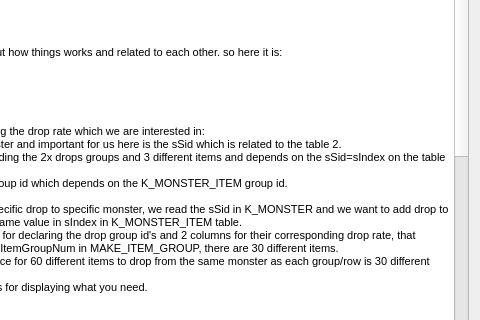
The window that KO.DropRateTester/helpwindow.ui (giladreich/KO-DropRateTester) describes before a commit, drawn with Qt 5; both pictures show x 269 to 749 and y 149 to 469 of the 749 by 686 pixel window.
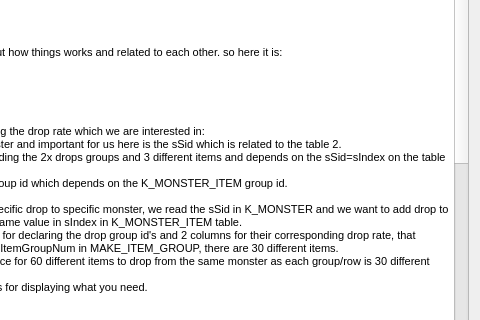
The same window after the commit.

Commit message: Fixed sql query to convert from smallint to double so it display percentage correctly.

The edit to the form file:
```diff
--- a/KO.DropRateTester/helpwindow.ui
+++ b/KO.DropRateTester/helpwindow.ui
@@ -78,12 +78,15 @@
 &lt;p style=&quot; margin-top:0px; margin-bottom:0px; margin-left:0px; margin-right:0px; -qt-block-indent:0; text-indent:0px;&quot;&gt;-- Shows organized results of the monster id, name, item drop and percentage, item group drop and percentage.&lt;/p&gt;
 &lt;p style=&quot; margin-top:0px; margin-bottom:0px; margin-left:0px; margin-right:0px; -qt-block-indent:0; text-indent:0px;&quot;&gt;SELECT  &lt;/p&gt;
 &lt;p style=&quot; margin-top:0px; margin-bottom:0px; margin-left:0px; margin-right:0px; -qt-block-indent:0; text-indent:0px;&quot;&gt;	m.sSid, m.strName, m.sPid,&lt;/p&gt;
-&lt;p style=&quot; margin-top:0px; margin-bottom:0px; margin-left:0px; margin-right:0px; -qt-block-indent:0; text-indent:0px;&quot;&gt;	mi.iItem03 AS ItemId1, (SELECT strName FROM ITEM WHERE Num =  mi.iItem03) ItemName1, mi.sPersent03 / 100 AS Percentage1, &lt;/p&gt;
-&lt;p style=&quot; margin-top:0px; margin-bottom:0px; margin-left:0px; margin-right:0px; -qt-block-indent:0; text-indent:0px;&quot;&gt;	mi.iItem04 AS ItemId2, (SELECT strName FROM ITEM WHERE Num =  mi.iItem04) ItemName2, mi.sPersent04 / 100 AS Percentage2, &lt;/p&gt;
-&lt;p style=&quot; margin-top:0px; margin-bottom:0px; margin-left:0px; margin-right:0px; -qt-block-indent:0; text-indent:0px;&quot;&gt;	mi.iItem05 AS ItemId3, (SELECT strName FROM ITEM WHERE Num =  mi.iItem05) ItemName3, mi.sPersent05 / 100 AS Percentage3,&lt;/p&gt;
+&lt;p style=&quot; margin-top:0px; margin-bottom:0px; margin-left:0px; margin-right:0px; -qt-block-indent:0; text-indent:0px;&quot;&gt;	mi.iItem03 AS ItemId1, (SELECT strName FROM ITEM WHERE Num =  mi.iItem03) ItemName1,&lt;/p&gt;
+&lt;p style=&quot; margin-top:0px; margin-bottom:0px; margin-left:0px; margin-right:0px; -qt-block-indent:0; text-indent:0px;&quot;&gt;		CONVERT(DOUBLE PRECISION, mi.sPersent03) / 100 AS Percentage1,&lt;/p&gt;
+&lt;p style=&quot; margin-top:0px; margin-bottom:0px; margin-left:0px; margin-right:0px; -qt-block-indent:0; text-indent:0px;&quot;&gt;	mi.iItem04 AS ItemId2, (SELECT strName FROM ITEM WHERE Num =  mi.iItem04) ItemName2, &lt;/p&gt;
+&lt;p style=&quot; margin-top:0px; margin-bottom:0px; margin-left:0px; margin-right:0px; -qt-block-indent:0; text-indent:0px;&quot;&gt;		CONVERT(DOUBLE PRECISION, mi.sPersent04) / 100 AS Percentage2, &lt;/p&gt;
+&lt;p style=&quot; margin-top:0px; margin-bottom:0px; margin-left:0px; margin-right:0px; -qt-block-indent:0; text-indent:0px;&quot;&gt;	mi.iItem05 AS ItemId3, (SELECT strName FROM ITEM WHERE Num =  mi.iItem05) ItemName3, &lt;/p&gt;
+&lt;p style=&quot; margin-top:0px; margin-bottom:0px; margin-left:0px; margin-right:0px; -qt-block-indent:0; text-indent:0px;&quot;&gt;		CONVERT(DOUBLE PRECISION, mi.sPersent05) / 100 AS Percentage3, &lt;/p&gt;
 &lt;p style=&quot; margin-top:0px; margin-bottom:0px; margin-left:0px; margin-right:0px; -qt-block-indent:0; text-indent:0px;&quot;&gt;	-- Group ID = MAKE_ITEM_GROUP 30 items that can drop in specific percentage.&lt;/p&gt;
-&lt;p style=&quot; margin-top:0px; margin-bottom:0px; margin-left:0px; margin-right:0px; -qt-block-indent:0; text-indent:0px;&quot;&gt;	mi.iItem01 AS ##GroupID1, mi.sPersent01 / 100 AS GPercentage1,&lt;/p&gt;
-&lt;p style=&quot; margin-top:0px; margin-bottom:0px; margin-left:0px; margin-right:0px; -qt-block-indent:0; text-indent:0px;&quot;&gt;	mi.iItem02 AS ##GroupID2, mi.sPersent02 / 100 AS GPercentage1&lt;/p&gt;
+&lt;p style=&quot; margin-top:0px; margin-bottom:0px; margin-left:0px; margin-right:0px; -qt-block-indent:0; text-indent:0px;&quot;&gt;	mi.iItem01 AS ##GroupID1, CONVERT(DOUBLE PRECISION, mi.sPersent01) / 100 AS GPercentage1,&lt;/p&gt;
+&lt;p style=&quot; margin-top:0px; margin-bottom:0px; margin-left:0px; margin-right:0px; -qt-block-indent:0; text-indent:0px;&quot;&gt;	mi.iItem02 AS ##GroupID2, CONVERT(DOUBLE PRECISION, mi.sPersent02) / 100 AS GPercentage1&lt;/p&gt;
 &lt;p style=&quot; margin-top:0px; margin-bottom:0px; margin-left:0px; margin-right:0px; -qt-block-indent:0; text-indent:0px;&quot;&gt;FROM &lt;/p&gt;
 &lt;p style=&quot; margin-top:0px; margin-bottom:0px; margin-left:0px; margin-right:0px; -qt-block-indent:0; text-indent:0px;&quot;&gt;	K_MONSTER AS m&lt;/p&gt;
 &lt;p style=&quot; margin-top:0px; margin-bottom:0px; margin-left:0px; margin-right:0px; -qt-block-indent:0; text-indent:0px;&quot;&gt;	INNER JOIN &lt;/p&gt;
```
The commit also changes 1 other file.
